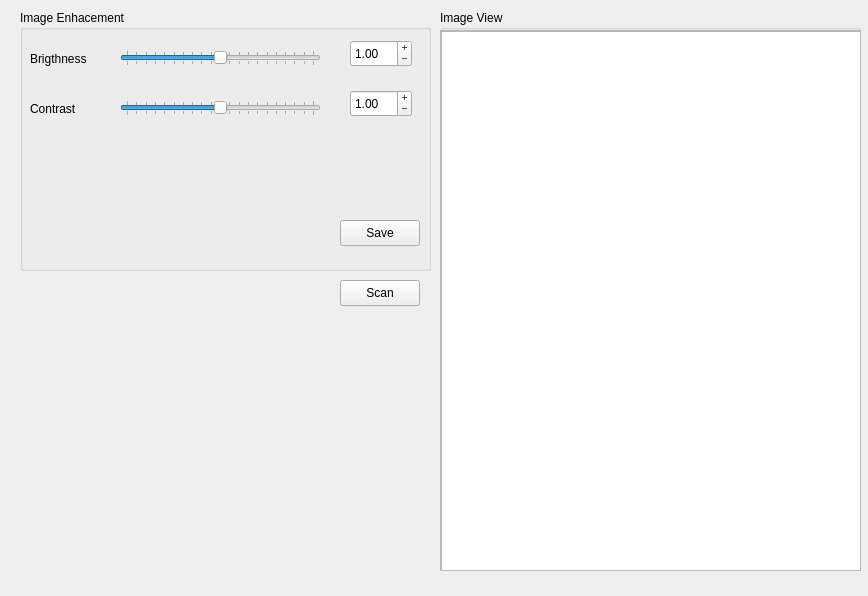
Qt form configform.ui (AlfredoCubitos/Scan2Folder) before a commit.
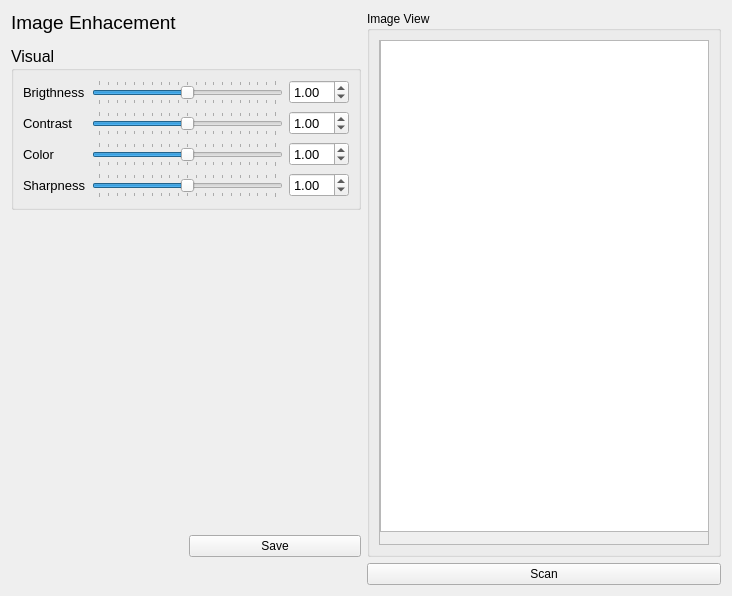
The same form after that commit.

Commit message: more image enhancements

```diff
--- a/configform.ui
+++ b/configform.ui
@@ -6,49 +6,151 @@
    <rect>
     <x>0</x>
     <y>0</y>
-    <width>868</width>
+    <width>732</width>
     <height>596</height>
    </rect>
   </property>
   <property name="windowTitle">
    <string>Form</string>
   </property>
-  <widget class="QGroupBox" name="groupBox_2">
-   <property name="geometry">
-    <rect>
-     <x>20</x>
-     <y>10</y>
-     <width>411</width>
-     <height>261</height>
-    </rect>
-   </property>
-   <property name="title">
+  <layout class="QGridLayout" name="gridLayout_3">
+   <item row="0" column="0">
+    <widget class="QLabel" name="label_2">
+     <property name="font">
+      <font>
+       <pointsize>14</pointsize>
+      </font>
+     </property>
+     <property name="text">
     <string>Image Enhacement</string>
    </property>
+    </widget>
+   </item>
+   <item row="2" column="0" colspan="2">
+    <widget class="QGroupBox" name="groupBox_2">
+     <property name="minimumSize">
+      <size>
+       <width>350</width>
+       <height>0</height>
+      </size>
+     </property>
+     <property name="font">
+      <font>
+       <pointsize>12</pointsize>
+      </font>
+     </property>
+     <property name="title">
+      <string>Visual</string>
+     </property>
+     <layout class="QGridLayout" name="gridLayout_2">
+      <item row="4" column="2">
+       <widget class="QDoubleSpinBox" name="colorLcd">
+        <property name="font">
+         <font>
+          <pointsize>10</pointsize>
+         </font>
+        </property>
+        <property name="buttonSymbols">
+         <enum>QAbstractSpinBox::UpDownArrows</enum>
+        </property>
+        <property name="keyboardTracking">
+         <bool>false</bool>
+        </property>
+        <property name="maximum">
+         <double>19.989999999999998</double>
+        </property>
+        <property name="singleStep">
+         <double>0.100000000000000</double>
+        </property>
+        <property name="value">
+         <double>1.000000000000000</double>
+        </property>
+       </widget>
+      </item>
+      <item row="1" column="2">
+       <widget class="QDoubleSpinBox" name="brigthnessLcd">
+        <property name="font">
+         <font>
+          <pointsize>10</pointsize>
+         </font>
+        </property>
+        <property name="frame">
+         <bool>true</bool>
+        </property>
+        <property name="readOnly">
+         <bool>false</bool>
+        </property>
+        <property name="buttonSymbols">
+         <enum>QAbstractSpinBox::UpDownArrows</enum>
+        </property>
+        <property name="keyboardTracking">
+         <bool>false</bool>
+        </property>
+        <property name="showGroupSeparator" stdset="0">
+         <bool>false</bool>
+        </property>
+        <property name="maximum">
+         <double>19.989999999999998</double>
+        </property>
+        <property name="singleStep">
+         <double>0.100000000000000</double>
+        </property>
+        <property name="value">
+         <double>1.000000000000000</double>
+        </property>
+       </widget>
+      </item>
+      <item row="1" column="1">
+       <widget class="QSlider" name="brigthnesSlider">
+        <property name="font">
+         <font>
+          <pointsize>10</pointsize>
+         </font>
+        </property>
+        <property name="autoFillBackground">
+         <bool>false</bool>
+        </property>
+        <property name="maximum">
+         <number>20</number>
+        </property>
+        <property name="singleStep">
+         <number>1</number>
+        </property>
+        <property name="sliderPosition">
+         <number>10</number>
+        </property>
+        <property name="orientation">
+         <enum>Qt::Horizontal</enum>
+        </property>
+        <property name="invertedAppearance">
+         <bool>false</bool>
+        </property>
+        <property name="tickPosition">
+         <enum>QSlider::TicksBothSides</enum>
+        </property>
+        <property name="tickInterval">
+         <number>1</number>
+        </property>
+       </widget>
+      </item>
+      <item row="1" column="0">
    <widget class="QLabel" name="brigthnessLabel">
-    <property name="geometry">
-     <rect>
-      <x>10</x>
-      <y>40</y>
-      <width>71</width>
-      <height>18</height>
-     </rect>
+        <property name="font">
+         <font>
+          <pointsize>10</pointsize>
+         </font>
     </property>
     <property name="text">
      <string>Brigthness</string>
     </property>
    </widget>
-   <widget class="QSlider" name="brigthnesSlider">
-    <property name="geometry">
-     <rect>
-      <x>100</x>
-      <y>40</y>
-      <width>201</width>
-      <height>16</height>
-     </rect>
-    </property>
-    <property name="autoFillBackground">
-     <bool>false</bool>
+      </item>
+      <item row="4" column="1">
+       <widget class="QSlider" name="colorSlider">
+        <property name="font">
+         <font>
+          <pointsize>10</pointsize>
+         </font>
     </property>
     <property name="maximum">
      <number>20</number>
@@ -62,9 +164,6 @@
     <property name="orientation">
      <enum>Qt::Horizontal</enum>
     </property>
-    <property name="invertedAppearance">
-     <bool>false</bool>
-    </property>
     <property name="tickPosition">
      <enum>QSlider::TicksBothSides</enum>
     </property>
@@ -72,14 +171,25 @@
      <number>1</number>
     </property>
    </widget>
-   <widget class="QDoubleSpinBox" name="brigthnessLcd">
-    <property name="geometry">
-     <rect>
-      <x>330</x>
-      <y>30</y>
-      <width>62</width>
-      <height>27</height>
-     </rect>
+      </item>
+      <item row="4" column="0">
+       <widget class="QLabel" name="label_3">
+        <property name="font">
+         <font>
+          <pointsize>10</pointsize>
+         </font>
+        </property>
+        <property name="text">
+         <string>Color</string>
+        </property>
+       </widget>
+      </item>
+      <item row="3" column="2">
+       <widget class="QDoubleSpinBox" name="contrastLcd">
+        <property name="font">
+         <font>
+          <pointsize>10</pointsize>
+         </font>
     </property>
     <property name="frame">
      <bool>true</bool>
@@ -88,7 +198,7 @@
      <bool>false</bool>
     </property>
     <property name="buttonSymbols">
-     <enum>QAbstractSpinBox::PlusMinus</enum>
+         <enum>QAbstractSpinBox::UpDownArrows</enum>
     </property>
     <property name="keyboardTracking">
      <bool>false</bool>
@@ -96,6 +206,9 @@
     <property name="showGroupSeparator" stdset="0">
      <bool>false</bool>
     </property>
+        <property name="maximum">
+         <double>19.989999999999998</double>
+        </property>
     <property name="singleStep">
      <double>0.100000000000000</double>
     </property>
@@ -103,27 +216,25 @@
      <double>1.000000000000000</double>
     </property>
    </widget>
+      </item>
+      <item row="3" column="0">
    <widget class="QLabel" name="label">
-    <property name="geometry">
-     <rect>
-      <x>10</x>
-      <y>90</y>
-      <width>58</width>
-      <height>18</height>
-     </rect>
+        <property name="font">
+         <font>
+          <pointsize>10</pointsize>
+         </font>
     </property>
     <property name="text">
      <string>Contrast</string>
     </property>
    </widget>
+      </item>
+      <item row="3" column="1">
    <widget class="QSlider" name="contrastSlider">
-    <property name="geometry">
-     <rect>
-      <x>100</x>
-      <y>90</y>
-      <width>201</width>
-      <height>16</height>
-     </rect>
+        <property name="font">
+         <font>
+          <pointsize>10</pointsize>
+         </font>
     </property>
     <property name="autoFillBackground">
      <bool>false</bool>
@@ -150,29 +261,52 @@
      <number>1</number>
     </property>
    </widget>
-   <widget class="QDoubleSpinBox" name="contrastLcd">
-    <property name="geometry">
-     <rect>
-      <x>330</x>
-      <y>80</y>
-      <width>62</width>
-      <height>27</height>
-     </rect>
-    </property>
-    <property name="frame">
-     <bool>true</bool>
-    </property>
-    <property name="readOnly">
-     <bool>false</bool>
-    </property>
-    <property name="buttonSymbols">
-     <enum>QAbstractSpinBox::PlusMinus</enum>
-    </property>
-    <property name="keyboardTracking">
-     <bool>false</bool>
-    </property>
-    <property name="showGroupSeparator" stdset="0">
-     <bool>false</bool>
+      </item>
+      <item row="5" column="0">
+       <widget class="QLabel" name="label_4">
+        <property name="font">
+         <font>
+          <pointsize>10</pointsize>
+         </font>
+        </property>
+        <property name="text">
+         <string>Sharpness</string>
+        </property>
+       </widget>
+      </item>
+      <item row="5" column="1">
+       <widget class="QSlider" name="sharpnessSlider">
+        <property name="font">
+         <font>
+          <pointsize>10</pointsize>
+         </font>
+        </property>
+        <property name="maximum">
+         <number>20</number>
+        </property>
+        <property name="sliderPosition">
+         <number>10</number>
+        </property>
+        <property name="orientation">
+         <enum>Qt::Horizontal</enum>
+        </property>
+        <property name="tickPosition">
+         <enum>QSlider::TicksBothSides</enum>
+        </property>
+        <property name="tickInterval">
+         <number>1</number>
+        </property>
+       </widget>
+      </item>
+      <item row="5" column="2">
+       <widget class="QDoubleSpinBox" name="sharpnessLcd">
+        <property name="font">
+         <font>
+          <pointsize>10</pointsize>
+         </font>
+        </property>
+        <property name="maximum">
+         <double>19.989999999999998</double>
     </property>
     <property name="singleStep">
      <double>0.100000000000000</double>
@@ -181,41 +315,31 @@
      <double>1.000000000000000</double>
     </property>
    </widget>
-   <widget class="QPushButton" name="saveButton">
-    <property name="geometry">
-     <rect>
-      <x>320</x>
-      <y>210</y>
-      <width>80</width>
-      <height>26</height>
-     </rect>
-    </property>
-    <property name="text">
-     <string>Save</string>
-    </property>
-   </widget>
-  </widget>
+      </item>
+     </layout>
+    </widget>
+   </item>
+   <item row="3" column="0" colspan="2">
+    <spacer name="verticalSpacer">
+     <property name="orientation">
+      <enum>Qt::Vertical</enum>
+     </property>
+     <property name="sizeHint" stdset="0">
+      <size>
+       <width>20</width>
+       <height>60</height>
+      </size>
+     </property>
+    </spacer>
+   </item>
+   <item row="0" column="2" rowspan="5">
   <widget class="QGroupBox" name="groupBox">
-   <property name="geometry">
-    <rect>
-     <x>440</x>
-     <y>10</y>
-     <width>421</width>
-     <height>561</height>
-    </rect>
-   </property>
    <property name="title">
     <string>Image View</string>
    </property>
+     <layout class="QHBoxLayout" name="horizontalLayout">
+      <item>
    <widget class="QScrollArea" name="scrollArea">
-    <property name="geometry">
-     <rect>
-      <x>0</x>
-      <y>20</y>
-      <width>421</width>
-      <height>541</height>
-     </rect>
-    </property>
     <property name="widgetResizable">
      <bool>true</bool>
     </property>
@@ -224,36 +348,44 @@
       <rect>
        <x>0</x>
        <y>0</y>
-       <width>419</width>
-       <height>539</height>
+           <width>332</width>
+           <height>499</height>
       </rect>
      </property>
      <widget class="QGraphicsView" name="view">
       <property name="geometry">
        <rect>
         <x>0</x>
-        <y>0</y>
-        <width>421</width>
-        <height>541</height>
+            <y>-20</y>
+            <width>331</width>
+            <height>511</height>
        </rect>
       </property>
      </widget>
     </widget>
    </widget>
-  </widget>
+      </item>
+     </layout>
+    </widget>
+   </item>
+   <item row="4" column="1">
+    <widget class="QPushButton" name="saveButton">
+     <property name="text">
+      <string>Save</string>
+     </property>
+    </widget>
+   </item>
+   <item row="5" column="2">
   <widget class="QPushButton" name="scanButton">
-   <property name="geometry">
-    <rect>
-     <x>340</x>
-     <y>280</y>
-     <width>80</width>
-     <height>26</height>
-    </rect>
+     <property name="toolTip">
+      <string>Enabled when connected to scanner</string>
    </property>
    <property name="text">
     <string>Scan</string>
    </property>
   </widget>
+   </item>
+  </layout>
  </widget>
  <resources/>
  <connections/>
```
Left out of the diff: 3 changed lines with no effect on the pictures. Lines whose indentation alone changed are shown as unchanged. The commit also changes 2 other files.
